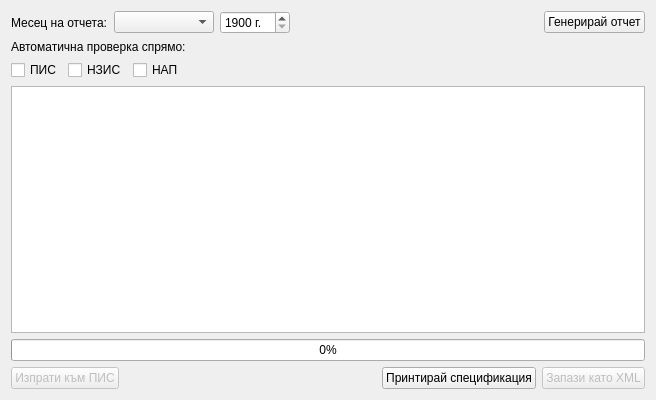
First picture: the form in src/View/Widgets/ReportView.ui, repository thefinalcutbg/DinoDent, before the edit.
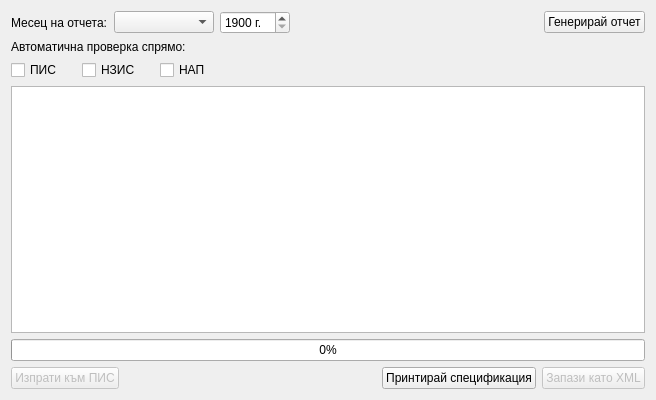
Second picture: the form after the edit. Custom widgets are drawn as their Qt base class.

```diff
--- a/src/View/Widgets/ReportView.ui
+++ b/src/View/Widgets/ReportView.ui
@@ -92,14 +92,14 @@
      <item>
       <widget class="QCheckBox" name="pisCheck">
        <property name="text">
-        <string>ПИС</string>
+        <string>ПИС    </string>
        </property>
       </widget>
      </item>
      <item>
       <widget class="QCheckBox" name="hisCheck">
        <property name="text">
-        <string>НЗИС</string>
+        <string>НЗИС    </string>
        </property>
       </widget>
      </item>
```
Left out of the diff: 4 changed lines with no effect on the pictures.
